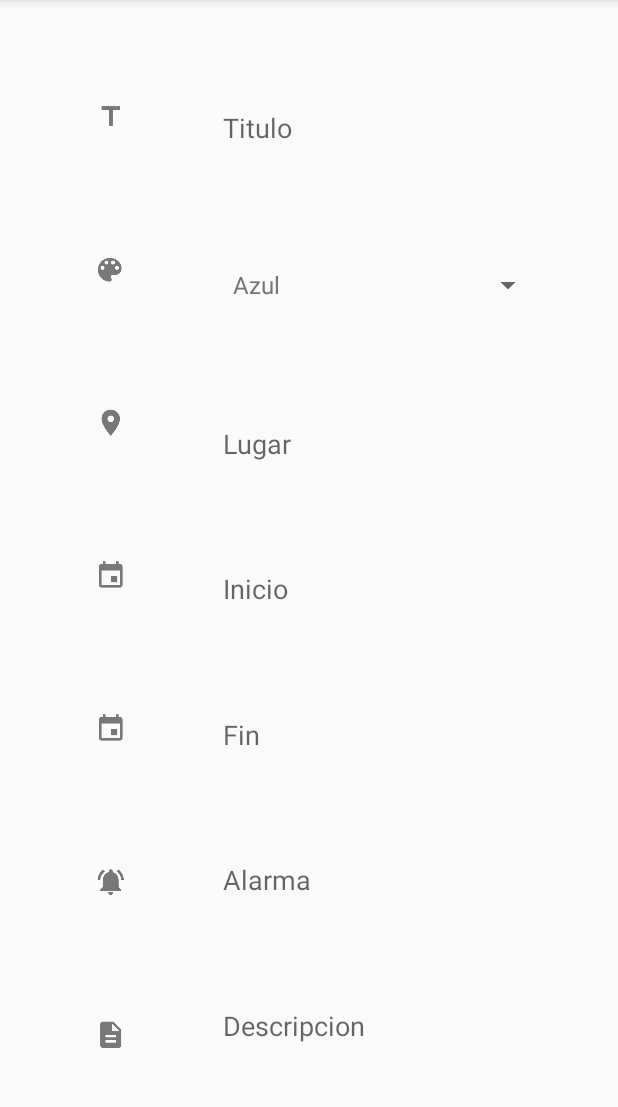
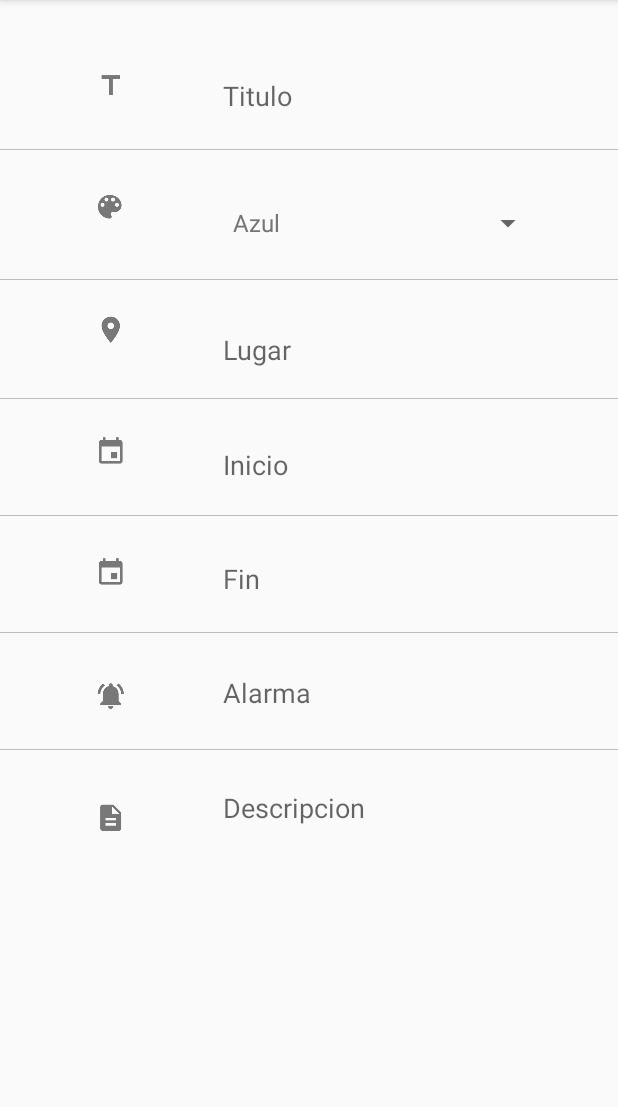
Before and after one commit to rodrigoAb21/AgendaKotlin, an Android app: the formulario screen opened directly, with no data from a screen before it, on a phone screen of 412 x 824 dp, the part 84-1191 px from its top. Run offline under Robolectric (Android 15) with nearby library versions, the phone set to English and light mode, and no system bars; 4 statements that could not run were skipped.

Commit message:
Mejorcito parte 2
jajajaja

```diff
--- a/app/src/main/res/layout/activity_formulario.xml
+++ b/app/src/main/res/layout/activity_formulario.xml
@@ -1,5 +1,5 @@
 <?xml version="1.0" encoding="utf-8"?>
-<android.support.constraint.ConstraintLayout xmlns:android="http://schemas.android.com/apk/res/android"
+<ScrollView xmlns:android="http://schemas.android.com/apk/res/android"
     xmlns:app="http://schemas.android.com/apk/res-auto"
     xmlns:tools="http://schemas.android.com/tools"
     android:layout_width="match_parent"
@@ -7,108 +7,116 @@
     tools:context=".formulario"
     tools:layout_editor_absoluteY="81dp">
 
+    <android.support.constraint.ConstraintLayout
+        android:layout_width="match_parent"
+        android:layout_height="match_parent">
+
         <EditText
             android:id="@+id/edt_nombre"
             android:layout_width="wrap_content"
             android:layout_height="wrap_content"
+            android:layout_marginBottom="23dp"
             android:background="@android:color/transparent"
             android:ems="10"
             android:hint="@string/titulo"
             android:inputType="textPersonName"
-        app:layout_constraintBottom_toTopOf="@+id/selector_color"
+            app:layout_constraintBottom_toTopOf="@+id/view"
             app:layout_constraintEnd_toEndOf="parent"
             app:layout_constraintHorizontal_bias="0.5"
-        app:layout_constraintStart_toEndOf="@+id/imageView"
-        app:layout_constraintTop_toTopOf="parent" />
+            app:layout_constraintStart_toEndOf="@+id/imageView" />
 
         <Spinner
             android:id="@+id/selector_color"
             android:layout_width="215dp"
             android:layout_height="41dp"
+            android:layout_marginBottom="76dp"
+            android:layout_marginTop="76dp"
             android:spinnerMode="dialog"
-        app:layout_constraintBottom_toTopOf="@+id/edt_lugar"
+            app:layout_constraintBottom_toBottomOf="@+id/edt_lugar"
             app:layout_constraintEnd_toEndOf="parent"
             app:layout_constraintHorizontal_bias="0.5"
             app:layout_constraintStart_toEndOf="@+id/imageView2"
-        app:layout_constraintTop_toBottomOf="@+id/edt_nombre" />
+            app:layout_constraintTop_toTopOf="@+id/edt_nombre" />
 
         <EditText
             android:id="@+id/edt_lugar"
             android:layout_width="wrap_content"
             android:layout_height="wrap_content"
+            android:layout_marginBottom="20dp"
             android:background="@android:color/transparent"
             android:ems="10"
             android:hint="@string/lugar"
             android:inputType="textPersonName"
-        app:layout_constraintBottom_toTopOf="@+id/edt_inicio"
+            app:layout_constraintBottom_toTopOf="@+id/view3"
             app:layout_constraintEnd_toEndOf="parent"
             app:layout_constraintHorizontal_bias="0.5"
-        app:layout_constraintStart_toEndOf="@+id/imageView3"
-        app:layout_constraintTop_toBottomOf="@+id/selector_color" />
+            app:layout_constraintStart_toEndOf="@+id/imageView3" />
 
         <EditText
             android:id="@+id/edt_inicio"
             android:layout_width="wrap_content"
             android:layout_height="wrap_content"
+            android:layout_marginBottom="21dp"
             android:background="@android:color/transparent"
             android:ems="10"
             android:hint="@string/inicio"
             android:inputType="textPersonName"
-        app:layout_constraintBottom_toTopOf="@+id/edt_fin"
+            app:layout_constraintBottom_toTopOf="@+id/view4"
             app:layout_constraintEnd_toEndOf="parent"
             app:layout_constraintHorizontal_bias="0.5"
-        app:layout_constraintStart_toEndOf="@+id/imageView4"
-        app:layout_constraintTop_toBottomOf="@+id/edt_lugar" />
+            app:layout_constraintStart_toEndOf="@+id/imageView4" />
 
         <EditText
             android:id="@+id/edt_fin"
             android:layout_width="wrap_content"
             android:layout_height="wrap_content"
+            android:layout_marginBottom="23dp"
             android:background="@android:color/transparent"
             android:ems="10"
             android:hint="@string/fin"
             android:inputType="textPersonName"
-        app:layout_constraintBottom_toTopOf="@+id/edt_alarma"
+            app:layout_constraintBottom_toTopOf="@+id/view5"
             app:layout_constraintEnd_toEndOf="parent"
             app:layout_constraintHorizontal_bias="0.5"
-        app:layout_constraintStart_toEndOf="@+id/imageView6"
-        app:layout_constraintTop_toBottomOf="@+id/edt_inicio" />
+            app:layout_constraintStart_toEndOf="@+id/imageView6" />
 
         <EditText
             android:id="@+id/edt_alarma"
             android:layout_width="wrap_content"
             android:layout_height="wrap_content"
+            android:layout_marginBottom="25dp"
             android:background="@android:color/transparent"
             android:ems="10"
             android:hint="@string/alarma"
             android:inputType="textPersonName"
-        app:layout_constraintBottom_toTopOf="@+id/edt_descripcion"
+            app:layout_constraintBottom_toTopOf="@+id/view6"
             app:layout_constraintEnd_toEndOf="parent"
             app:layout_constraintHorizontal_bias="0.5"
-        app:layout_constraintStart_toEndOf="@+id/imageView7"
-        app:layout_constraintTop_toBottomOf="@+id/edt_fin" />
+            app:layout_constraintStart_toEndOf="@+id/imageView7" />
 
         <EditText
             android:id="@+id/edt_descripcion"
             android:layout_width="wrap_content"
             android:layout_height="wrap_content"
+            android:layout_marginTop="26dp"
             android:background="@android:color/transparent"
             android:ems="10"
             android:hint="@string/descripcion"
             android:inputType="textMultiLine"
             android:maxLines="5"
             android:minLines="1"
-        app:layout_constraintBottom_toBottomOf="parent"
             app:layout_constraintEnd_toEndOf="parent"
             app:layout_constraintHorizontal_bias="0.5"
             app:layout_constraintStart_toEndOf="@+id/imageView8"
-        app:layout_constraintTop_toBottomOf="@+id/edt_alarma" />
+            app:layout_constraintTop_toBottomOf="@+id/view6" />
 
         <ImageView
             android:id="@+id/imageView"
             android:layout_width="wrap_content"
             android:layout_height="wrap_content"
-        app:layout_constraintBottom_toTopOf="@+id/imageView2"
+            android:layout_marginBottom="18dp"
+            android:layout_marginTop="33dp"
+            app:layout_constraintBottom_toTopOf="@+id/view"
             app:layout_constraintEnd_toStartOf="@+id/edt_nombre"
             app:layout_constraintHorizontal_bias="0.5"
             app:layout_constraintStart_toStartOf="parent"
@@ -119,67 +127,149 @@
             android:id="@+id/imageView2"
             android:layout_width="wrap_content"
             android:layout_height="wrap_content"
-        app:layout_constraintBottom_toTopOf="@+id/imageView3"
+            android:layout_marginBottom="24dp"
+            app:layout_constraintBottom_toTopOf="@+id/view2"
             app:layout_constraintEnd_toStartOf="@+id/selector_color"
             app:layout_constraintHorizontal_bias="0.5"
             app:layout_constraintStart_toStartOf="parent"
-        app:layout_constraintTop_toBottomOf="@+id/imageView"
+            app:layout_constraintTop_toBottomOf="@+id/view"
             app:srcCompat="@mipmap/ic_color3" />
 
         <ImageView
             android:id="@+id/imageView3"
             android:layout_width="wrap_content"
             android:layout_height="wrap_content"
-        app:layout_constraintBottom_toTopOf="@+id/imageView4"
+            android:layout_marginBottom="21dp"
+            app:layout_constraintBottom_toTopOf="@+id/view3"
             app:layout_constraintEnd_toStartOf="@+id/edt_lugar"
             app:layout_constraintHorizontal_bias="0.5"
             app:layout_constraintStart_toStartOf="parent"
-        app:layout_constraintTop_toBottomOf="@+id/imageView2"
+            app:layout_constraintTop_toBottomOf="@+id/view2"
             app:srcCompat="@mipmap/ic_lugar3" />
 
         <ImageView
             android:id="@+id/imageView4"
             android:layout_width="wrap_content"
             android:layout_height="wrap_content"
-        app:layout_constraintBottom_toTopOf="@+id/imageView6"
+            android:layout_marginBottom="18dp"
+            app:layout_constraintBottom_toTopOf="@+id/view4"
             app:layout_constraintEnd_toStartOf="@+id/edt_inicio"
             app:layout_constraintHorizontal_bias="0.5"
             app:layout_constraintStart_toStartOf="parent"
-        app:layout_constraintTop_toBottomOf="@+id/imageView3"
+            app:layout_constraintTop_toBottomOf="@+id/view3"
             app:srcCompat="@mipmap/ic_calendar3" />
 
         <ImageView
             android:id="@+id/imageView6"
             android:layout_width="wrap_content"
             android:layout_height="wrap_content"
-        app:layout_constraintBottom_toTopOf="@+id/imageView7"
+            android:layout_marginBottom="15dp"
+            app:layout_constraintBottom_toTopOf="@+id/view5"
             app:layout_constraintEnd_toStartOf="@+id/edt_fin"
             app:layout_constraintHorizontal_bias="0.5"
             app:layout_constraintStart_toStartOf="parent"
-        app:layout_constraintTop_toBottomOf="@+id/imageView4"
+            app:layout_constraintTop_toBottomOf="@+id/view4"
             app:srcCompat="@mipmap/ic_calendar3" />
 
         <ImageView
             android:id="@+id/imageView7"
             android:layout_width="wrap_content"
             android:layout_height="wrap_content"
-        app:layout_constraintBottom_toTopOf="@+id/imageView8"
+            android:layout_marginBottom="11dp"
+            app:layout_constraintBottom_toTopOf="@+id/view6"
             app:layout_constraintEnd_toStartOf="@+id/edt_alarma"
             app:layout_constraintHorizontal_bias="0.5"
             app:layout_constraintStart_toStartOf="parent"
-        app:layout_constraintTop_toBottomOf="@+id/imageView6"
+            app:layout_constraintTop_toBottomOf="@+id/view5"
             app:srcCompat="@mipmap/ic_alarma3" />
 
         <ImageView
             android:id="@+id/imageView8"
             android:layout_width="wrap_content"
             android:layout_height="wrap_content"
+            android:layout_marginBottom="34dp"
             app:layout_constraintBottom_toBottomOf="parent"
             app:layout_constraintEnd_toStartOf="@+id/edt_descripcion"
             app:layout_constraintHorizontal_bias="0.5"
             app:layout_constraintStart_toStartOf="parent"
-        app:layout_constraintTop_toBottomOf="@+id/imageView7"
+            app:layout_constraintTop_toBottomOf="@+id/view6"
             app:srcCompat="@mipmap/ic_descripcion3" />
+
+        <View
+            android:id="@+id/view"
+            android:layout_width="match_parent"
+            android:layout_height="0.5dp"
+            android:layout_marginBottom="14dp"
+            android:background="@color/divider"
+            app:layout_constraintBottom_toTopOf="@+id/imageView2"
+            app:layout_constraintEnd_toEndOf="parent"
+            app:layout_constraintHorizontal_bias="0.5"
+            app:layout_constraintStart_toStartOf="parent"
+            app:layout_constraintTop_toBottomOf="@+id/imageView" />
+
+        <View
+            android:id="@+id/view2"
+            android:layout_width="match_parent"
+            android:layout_height="0.5dp"
+            android:layout_marginBottom="9dp"
+            android:background="@color/divider"
+            app:layout_constraintBottom_toTopOf="@+id/imageView3"
+            app:layout_constraintEnd_toEndOf="parent"
+            app:layout_constraintHorizontal_bias="0.5"
+            app:layout_constraintStart_toStartOf="parent"
+            app:layout_constraintTop_toBottomOf="@+id/imageView2" />
+
+        <View
+            android:id="@+id/view3"
+            android:layout_width="match_parent"
+            android:layout_height="0.5dp"
+            android:layout_marginBottom="11dp"
+            android:background="@color/divider"
+            app:layout_constraintBottom_toTopOf="@+id/imageView4"
+            app:layout_constraintEnd_toEndOf="parent"
+            app:layout_constraintHorizontal_bias="0.5"
+            app:layout_constraintStart_toStartOf="parent"
+            app:layout_constraintTop_toBottomOf="@+id/imageView3" />
+
+        <View
+            android:id="@+id/view4"
+            android:layout_width="match_parent"
+            android:layout_height="0.5dp"
+            android:layout_marginBottom="14dp"
+            android:background="@color/divider"
+            app:layout_constraintBottom_toTopOf="@+id/imageView6"
+            app:layout_constraintEnd_toEndOf="parent"
+            app:layout_constraintHorizontal_bias="0.5"
+            app:layout_constraintStart_toStartOf="parent"
+            app:layout_constraintTop_toBottomOf="@+id/imageView4" />
+
+        <View
+            android:id="@+id/view5"
+            android:layout_width="match_parent"
+            android:layout_height="0.5dp"
+            android:layout_marginBottom="18dp"
+            android:background="@color/divider"
+            app:layout_constraintBottom_toTopOf="@+id/imageView7"
+            app:layout_constraintEnd_toEndOf="parent"
+            app:layout_constraintHorizontal_bias="0.5"
+            app:layout_constraintStart_toStartOf="parent"
+            app:layout_constraintTop_toBottomOf="@+id/imageView6" />
+
+        <View
+            android:id="@+id/view6"
+            android:layout_width="match_parent"
+            android:layout_height="0.5dp"
+            android:layout_marginBottom="21dp"
+            android:background="@color/divider"
+            app:layout_constraintBottom_toTopOf="@+id/imageView8"
+            app:layout_constraintEnd_toEndOf="parent"
+            app:layout_constraintHorizontal_bias="0.5"
+            app:layout_constraintStart_toStartOf="parent"
+            app:layout_constraintTop_toBottomOf="@+id/imageView7" />
+
 
 
     </android.support.constraint.ConstraintLayout>
+
+
+</ScrollView>
```
Lines whose indentation alone changed are shown as unchanged.
